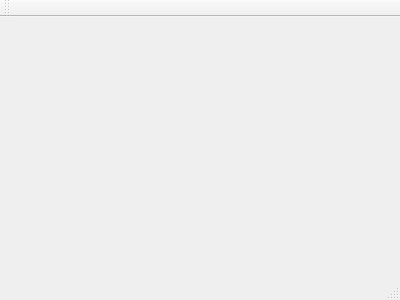
Qt form 05-First-e-Follow/mainwindow.ui (FeBarbosa/Compiladores) before a commit.
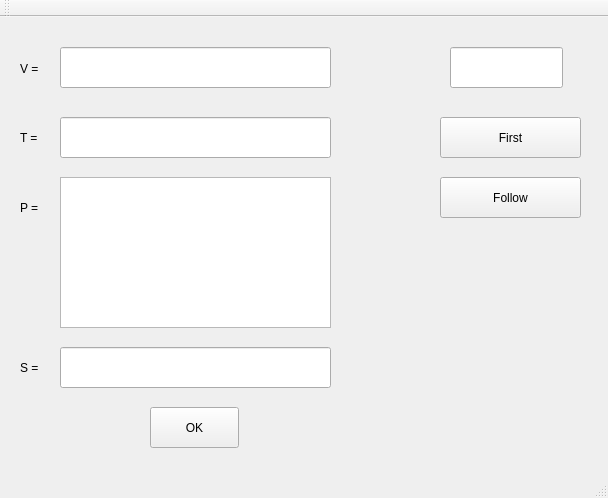
The same form after that commit.

Commit message: Trabalho 05:Início

Patch:
```diff
--- a/05-First-e-Follow/mainwindow.ui
+++ b/05-First-e-Follow/mainwindow.ui
@@ -1,24 +1,181 @@
 <ui version="4.0">
  <class>MainWindow</class>
- <widget class="QMainWindow" name="MainWindow" >
-  <property name="geometry" >
+ <widget class="QMainWindow" name="MainWindow">
+  <property name="geometry">
    <rect>
     <x>0</x>
     <y>0</y>
-    <width>400</width>
-    <height>300</height>
+    <width>608</width>
+    <height>498</height>
    </rect>
   </property>
   <property name="windowTitle" >
    <string>MainWindow</string>
   </property>
-  <widget class="QMenuBar" name="menuBar" />
-  <widget class="QToolBar" name="mainToolBar" />
-  <widget class="QWidget" name="centralWidget" />
-  <widget class="QStatusBar" name="statusBar" />
+  <widget class="QWidget" name="centralWidget">
+   <widget class="QLineEdit" name="lineEdit">
+    <property name="geometry">
+     <rect>
+      <x>60</x>
+      <y>30</y>
+      <width>271</width>
+      <height>41</height>
+     </rect>
+    </property>
+   </widget>
+   <widget class="QLineEdit" name="lineEdit_2">
+    <property name="geometry">
+     <rect>
+      <x>60</x>
+      <y>100</y>
+      <width>271</width>
+      <height>41</height>
+     </rect>
+    </property>
+   </widget>
+   <widget class="QLabel" name="label">
+    <property name="geometry">
+     <rect>
+      <x>20</x>
+      <y>36</y>
+      <width>31</width>
+      <height>31</height>
+     </rect>
+    </property>
+    <property name="text">
+     <string>V =</string>
+    </property>
+   </widget>
+   <widget class="QLabel" name="label_2">
+    <property name="geometry">
+     <rect>
+      <x>20</x>
+      <y>110</y>
+      <width>31</width>
+      <height>21</height>
+     </rect>
+    </property>
+    <property name="text">
+     <string>T =</string>
+    </property>
+   </widget>
+   <widget class="QPlainTextEdit" name="plainTextEdit">
+    <property name="geometry">
+     <rect>
+      <x>60</x>
+      <y>160</y>
+      <width>271</width>
+      <height>151</height>
+     </rect>
+    </property>
+   </widget>
+   <widget class="QLabel" name="label_3">
+    <property name="geometry">
+     <rect>
+      <x>20</x>
+      <y>180</y>
+      <width>31</width>
+      <height>21</height>
+     </rect>
+    </property>
+    <property name="text">
+     <string>P =</string>
+    </property>
+   </widget>
+   <widget class="QLabel" name="label_4">
+    <property name="geometry">
+     <rect>
+      <x>20</x>
+      <y>340</y>
+      <width>31</width>
+      <height>21</height>
+     </rect>
+    </property>
+    <property name="text">
+     <string>S =</string>
+    </property>
+   </widget>
+   <widget class="QPushButton" name="pushButton">
+    <property name="geometry">
+     <rect>
+      <x>440</x>
+      <y>100</y>
+      <width>141</width>
+      <height>41</height>
+     </rect>
+    </property>
+    <property name="text">
+     <string>First</string>
+    </property>
+   </widget>
+   <widget class="QPushButton" name="pushButton_2">
+    <property name="geometry">
+     <rect>
+      <x>440</x>
+      <y>160</y>
+      <width>141</width>
+      <height>41</height>
+     </rect>
+    </property>
+    <property name="text">
+     <string>Follow</string>
+    </property>
+   </widget>
+   <widget class="QPushButton" name="pushButton_3">
+    <property name="geometry">
+     <rect>
+      <x>150</x>
+      <y>390</y>
+      <width>89</width>
+      <height>41</height>
+     </rect>
+    </property>
+    <property name="text">
+     <string>OK</string>
+    </property>
+   </widget>
+   <widget class="QLineEdit" name="lineEdit_3">
+    <property name="geometry">
+     <rect>
+      <x>60</x>
+      <y>330</y>
+      <width>271</width>
+      <height>41</height>
+     </rect>
+    </property>
+   </widget>
+   <widget class="QLineEdit" name="lineEdit_4">
+    <property name="geometry">
+     <rect>
+      <x>450</x>
+      <y>30</y>
+      <width>113</width>
+      <height>41</height>
+     </rect>
+    </property>
+   </widget>
+  </widget>
+  <widget class="QMenuBar" name="menuBar">
+   <property name="geometry">
+    <rect>
+     <x>0</x>
+     <y>0</y>
+     <width>608</width>
+     <height>22</height>
+    </rect>
+   </property>
+  </widget>
+  <widget class="QToolBar" name="mainToolBar">
+   <attribute name="toolBarArea">
+    <enum>TopToolBarArea</enum>
+   </attribute>
+   <attribute name="toolBarBreak">
+    <bool>false</bool>
+   </attribute>
+  </widget>
+  <widget class="QStatusBar" name="statusBar"/>
  </widget>
- <layoutDefault spacing="6" margin="11" />
- <pixmapfunction></pixmapfunction>
+ <layoutdefault spacing="6" margin="11"/>
  <resources/>
  <connections/>
 </ui>
```
Left out of the diff: 3 changed lines with no effect on the pictures. The commit also changes 1 other file.
